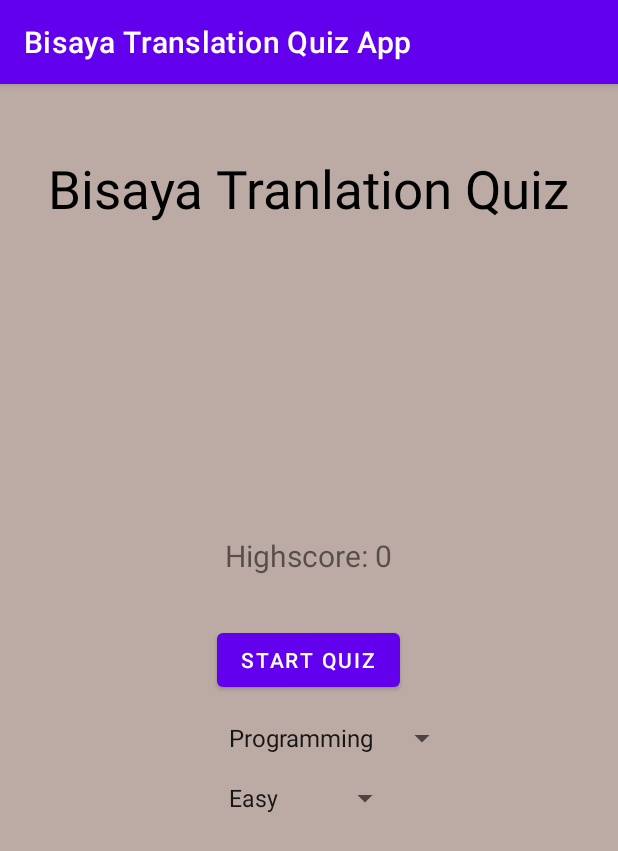
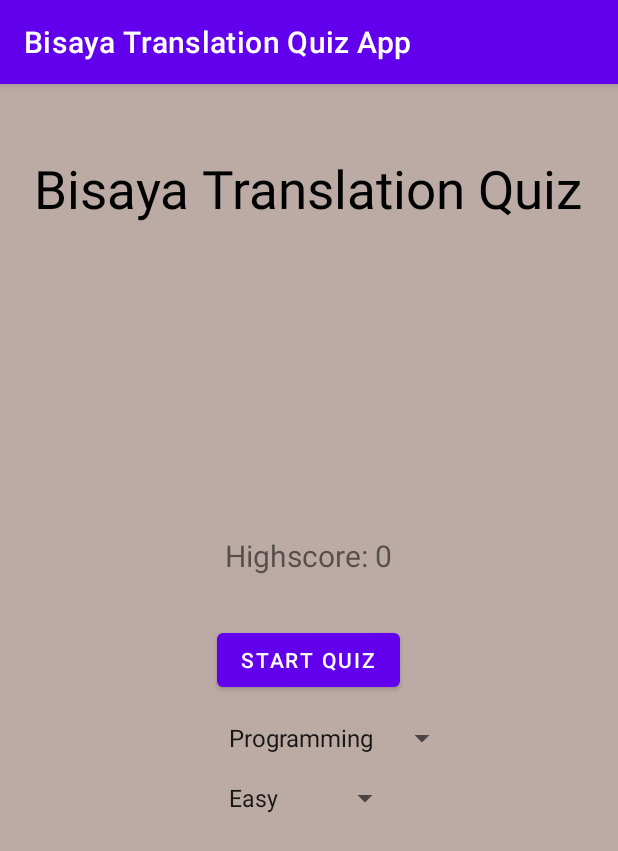
Before and after one commit to Manzazaa/Bisaya-Translation-Quiz-App, an Android app: the screen it shows after launch (StartingScreenActivity), on a phone screen of 412 x 824 dp. Shown: the top 851 px of the screen. Run offline under Robolectric (Android 15) with nearby library versions, the phone set to English and light mode, and no system bars.

Commit message:
Title Screen Update 2

```diff
--- a/app/src/main/res/layout/activity_starting_screen.xml
+++ b/app/src/main/res/layout/activity_starting_screen.xml
@@ -13,7 +13,7 @@
         android:layout_height="wrap_content"
         android:layout_centerHorizontal="true"
         android:layout_marginTop="30dp"
-        android:text="Bisaya Tranlation Quiz"
+        android:text="Bisaya Translation Quiz"
         android:textColor="@android:color/black"
         android:textSize="35sp" />
 
```
